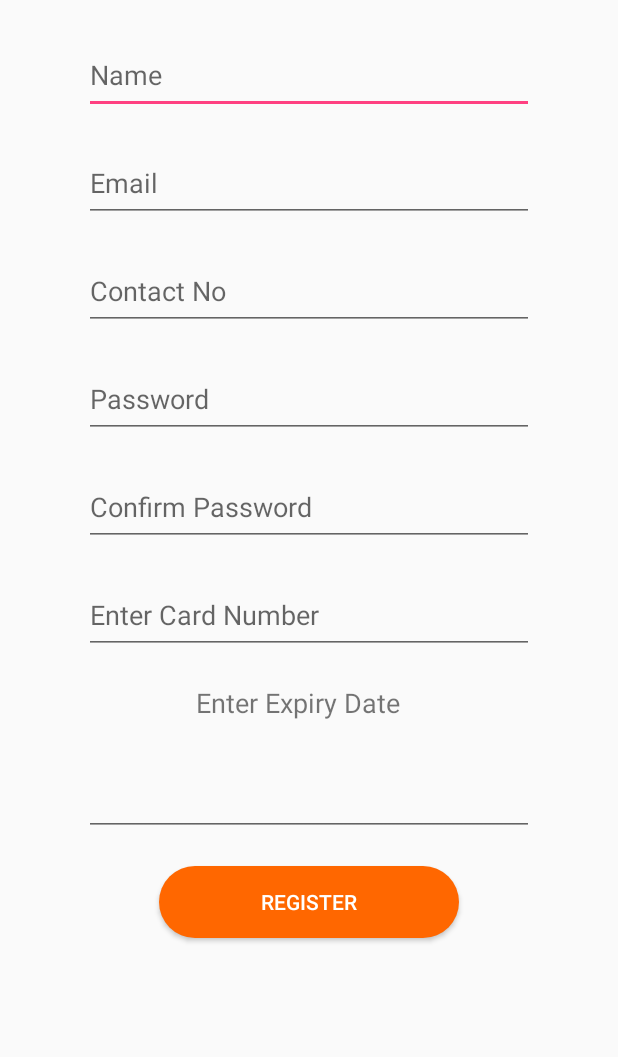
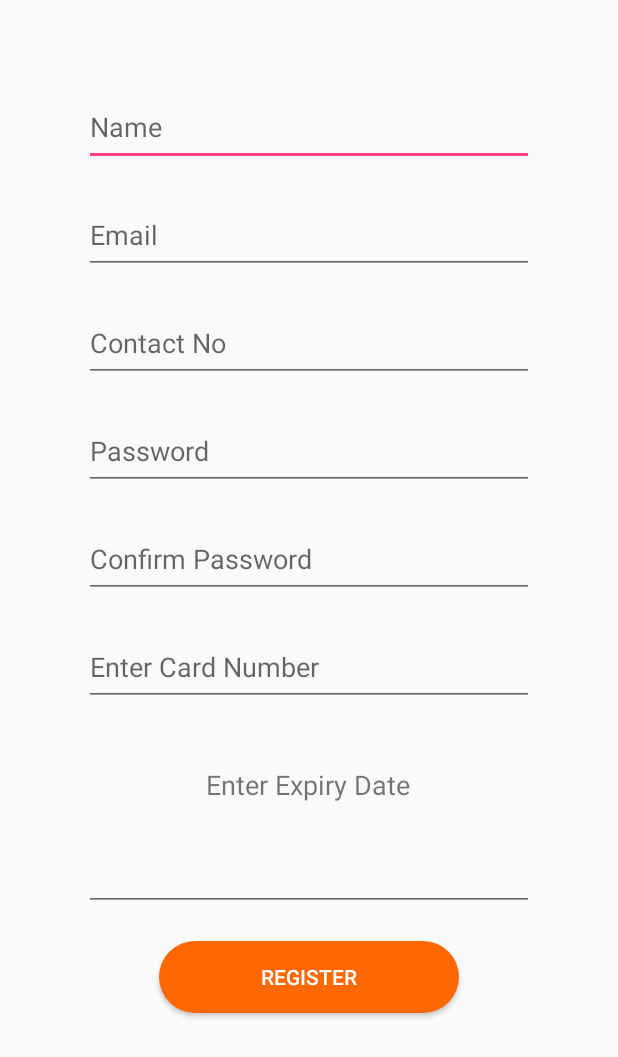
Before and after one commit to kaustubhtoraskar/CodeIT, an Android app: the layout activity_register.xml on its own in the app's theme, with its tools: preview values and no code run, on a phone screen of 412 x 824 dp. Shown: the top 1057 px of the screen. Run offline under Robolectric (Android 15) with nearby library versions, the phone set to English and light mode, and no system bars.

Commit message:
Register Layout

```diff
--- a/app/src/main/AndroidManifest.xml
+++ b/app/src/main/AndroidManifest.xml
@@ -15,7 +15,11 @@
         <activity android:name=".MainActivity">
         </activity>
         <activity android:name=".RegisterActivity">
+            <intent-filter>
+                <action android:name="android.intent.action.MAIN" />
 
+                <category android:name="android.intent.category.LAUNCHER" />
+            </intent-filter>
         </activity>
         <activity
             android:name=".PassbookActivity"
@@ -23,11 +27,7 @@
             android:theme="@style/AppTheme.NoActionBar">
         </activity>
         <activity android:name=".ChatActivity">
-            <intent-filter>
-                <action android:name="android.intent.action.MAIN" />
 
-                <category android:name="android.intent.category.LAUNCHER" />
-            </intent-filter>
         </activity>
     </application>
 
--- a/app/src/main/res/layout/activity_register.xml
+++ b/app/src/main/res/layout/activity_register.xml
@@ -23,16 +23,19 @@
         app:layout_constraintTop_toTopOf="parent"
         app:layout_constraintVertical_bias="0.075"
         tools:layout_constraintLeft_creator="1"
-        tools:layout_constraintRight_creator="1">
+        tools:layout_constraintRight_creator="1"
+        >
 
         <LinearLayout
             android:layout_width="match_parent"
             android:layout_height="wrap_content"
             android:orientation="vertical"
             android:gravity="center"
-            android:padding="10dp">
+            android:padding="20dp"
+            android:layout_marginTop="30dp"
+            >
 
-            <EditText
+            <android.support.design.widget.TextInputEditText
                 android:id="@+id/name"
                 android:layout_width="300dp"
                 android:layout_height="52dp"
@@ -43,7 +46,7 @@
                 tools:layout_editor_absoluteY="36dp"
                 android:layout_marginBottom="20dp"/>
 
-            <EditText
+            <android.support.design.widget.TextInputEditText
                 android:id="@+id/email"
                 android:layout_width="300dp"
                 android:layout_height="52dp"
@@ -54,7 +57,7 @@
                 tools:layout_editor_absoluteY="117dp"
                 android:layout_marginBottom="20dp"/>
 
-            <EditText
+            <android.support.design.widget.TextInputEditText
                 android:id="@+id/contactno"
                 android:layout_width="300dp"
                 android:layout_height="52dp"
@@ -63,7 +66,7 @@
                 android:inputType="phone"
                 android:layout_marginBottom="20dp"/>
 
-            <EditText
+            <android.support.design.widget.TextInputEditText
                 android:id="@+id/password"
                 android:layout_width="300dp"
                 android:layout_height="52dp"
@@ -72,7 +75,7 @@
                 android:inputType="textPassword"
                 android:layout_marginBottom="20dp"/>
 
-            <EditText
+            <android.support.design.widget.TextInputEditText
                 android:id="@+id/editText17"
                 android:layout_width="300dp"
                 android:layout_height="52dp"
@@ -81,7 +84,7 @@
                 android:inputType="textPassword"
                 android:layout_marginBottom="20dp"/>
 
-            <EditText
+            <android.support.design.widget.TextInputEditText
                 android:id="@+id/cardno"
                 android:layout_width="300dp"
                 android:layout_height="52dp"
@@ -92,13 +95,14 @@
 
             <TextView
                 android:id="@+id/textView2"
-                android:layout_width="150dp"
-                android:layout_height="29dp"
+                android:layout_width="wrap_content"
+                android:layout_height="wrap_content"
+                android:layout_marginBottom="20dp"
                 android:text="@string/enterExpDate"
                 android:textSize="18dp"
-                android:layout_marginBottom="20dp"/>
+                android:layout_marginTop="20dp"/>
 
-            <EditText
+            <android.support.design.widget.TextInputEditText
                 android:id="@+id/expiryDate"
                 android:layout_width="300dp"
                 android:layout_height="52dp"
@@ -107,7 +111,7 @@
                 android:layout_marginBottom="20dp"/>
 
             <Button
-                android:id="@+id/button2"
+                android:id="@+id/registerBtn"
                 android:layout_width="200dp"
                 android:layout_height="wrap_content"
                 android:background="@drawable/btnstyle"
@@ -117,9 +121,6 @@
                 tools:layout_editor_absoluteY="884dp"
                 android:layout_marginBottom="20dp"/>
 
-
-
-
         </LinearLayout>
 
     </ScrollView>
```
